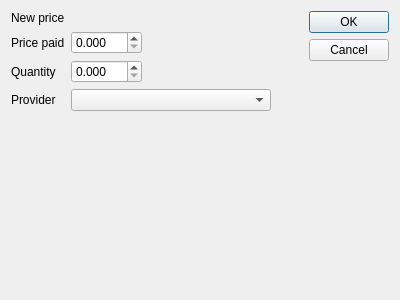
Greezael/sukaldu, file pricedialog.ui: the form before one commit.
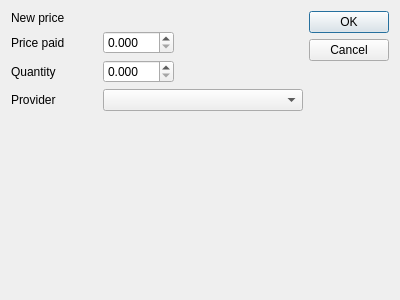
The form after the commit.

```diff
--- a/pricedialog.ui
+++ b/pricedialog.ui
@@ -15,9 +15,9 @@
   </property>
   <layout class="QHBoxLayout" name="horizontalLayout">
    <item>
-    <layout class="QFormLayout" name="formLayout">
-     <property name="fieldGrowthPolicy">
-      <enum>QFormLayout::AllNonFixedFieldsGrow</enum>
+    <layout class="QGridLayout" name="gridLayout_2" columnstretch="0,0,0">
+     <property name="sizeConstraint">
+      <enum>QLayout::SetDefaultConstraint</enum>
      </property>
      <item row="0" column="0">
       <widget class="QLabel" name="price_tag">
@@ -26,29 +26,6 @@
        </property>
       </widget>
      </item>
-     <item row="2" column="0">
-      <widget class="QLabel" name="price_price_tag">
-       <property name="text">
-        <string>Price paid</string>
-       </property>
-      </widget>
-     </item>
-     <item row="2" column="1">
-      <widget class="QDoubleSpinBox" name="price_price">
-       <property name="sizePolicy">
-        <sizepolicy hsizetype="Maximum" vsizetype="Fixed">
-         <horstretch>0</horstretch>
-         <verstretch>0</verstretch>
-        </sizepolicy>
-       </property>
-       <property name="decimals">
-        <number>3</number>
-       </property>
-       <property name="maximum">
-        <double>999.999000000000024</double>
-       </property>
-      </widget>
-     </item>
      <item row="4" column="0">
       <widget class="QLabel" name="price_quantity_tag">
        <property name="text">
@@ -56,21 +33,18 @@
        </property>
       </widget>
      </item>
-     <item row="4" column="1">
-      <widget class="QDoubleSpinBox" name="price_quantity">
-       <property name="sizePolicy">
-        <sizepolicy hsizetype="Maximum" vsizetype="Fixed">
-         <horstretch>0</horstretch>
-         <verstretch>0</verstretch>
-        </sizepolicy>
+     <item row="6" column="0">
+      <spacer name="verticalSpacer">
+       <property name="orientation">
+        <enum>Qt::Vertical</enum>
        </property>
-       <property name="decimals">
-        <number>3</number>
+       <property name="sizeHint" stdset="0">
+        <size>
+         <width>20</width>
+         <height>40</height>
+        </size>
        </property>
-       <property name="maximum">
-        <double>999.999000000000024</double>
-       </property>
-      </widget>
+      </spacer>
      </item>
      <item row="5" column="0">
       <widget class="QLabel" name="price_prov_tag">
@@ -79,6 +53,13 @@
        </property>
       </widget>
      </item>
+     <item row="1" column="0">
+      <widget class="QLabel" name="price_price_tag">
+       <property name="text">
+        <string>Price paid</string>
+       </property>
+      </widget>
+     </item>
      <item row="5" column="1">
       <widget class="QComboBox" name="price_prov">
        <property name="sizePolicy">
@@ -93,8 +74,68 @@
          <height>0</height>
         </size>
        </property>
+       <property name="maximumSize">
+        <size>
+         <width>200</width>
+         <height>22</height>
+        </size>
+       </property>
       </widget>
      </item>
+     <item row="1" column="1">
+      <layout class="QHBoxLayout" name="horizontalLayout_2">
+       <item>
+        <widget class="QDoubleSpinBox" name="price_price">
+         <property name="sizePolicy">
+          <sizepolicy hsizetype="Maximum" vsizetype="Fixed">
+           <horstretch>0</horstretch>
+           <verstretch>0</verstretch>
+          </sizepolicy>
+         </property>
+         <property name="decimals">
+          <number>3</number>
+         </property>
+         <property name="maximum">
+          <double>999.999000000000024</double>
+         </property>
+        </widget>
+       </item>
+       <item>
+        <widget class="QLabel" name="price_price_cur">
+         <property name="text">
+          <string/>
+         </property>
+        </widget>
+       </item>
+      </layout>
+     </item>
+     <item row="4" column="1">
+      <layout class="QHBoxLayout" name="horizontalLayout_3">
+       <item>
+        <widget class="QDoubleSpinBox" name="price_quantity">
+         <property name="sizePolicy">
+          <sizepolicy hsizetype="Maximum" vsizetype="Fixed">
+           <horstretch>0</horstretch>
+           <verstretch>0</verstretch>
+          </sizepolicy>
+         </property>
+         <property name="decimals">
+          <number>3</number>
+         </property>
+         <property name="maximum">
+          <double>999.999000000000024</double>
+         </property>
+        </widget>
+       </item>
+       <item>
+        <widget class="QLabel" name="price_quantity_meas">
+         <property name="text">
+          <string/>
+         </property>
+        </widget>
+       </item>
+      </layout>
+     </item>
     </layout>
    </item>
    <item>
```
